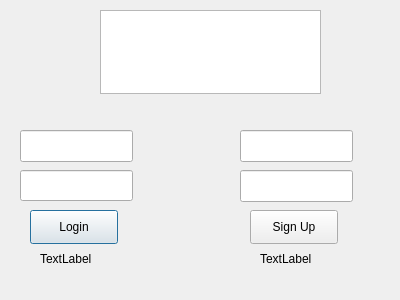
Old version of the form Gbl_Chat_Client_Qw/dialog.ui in the repository gibule/gibule.
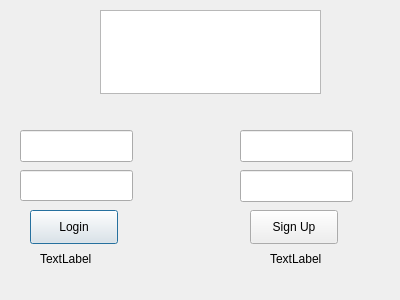
New version of the form.

Commit message: Added Registaration dialog

Patch:
```diff
--- a/Gbl_Chat_Client_Qw/dialog.ui
+++ b/Gbl_Chat_Client_Qw/dialog.ui
@@ -82,7 +82,7 @@
   <widget class="QLabel" name="label">
    <property name="geometry">
     <rect>
-     <x>260</x>
+     <x>270</x>
      <y>250</y>
      <width>58</width>
      <height>18</height>
```
The commit also changes 6 other files.
